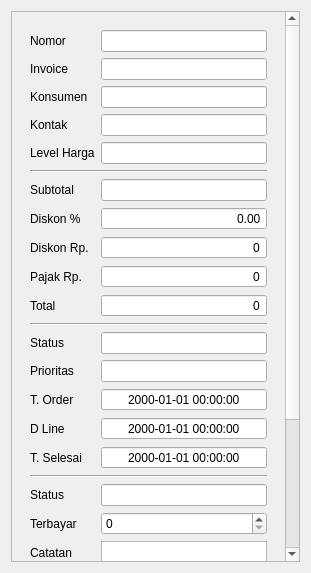
First picture: the form in src/dialogs/orderdialog.ui, repository AyahnaSyahid/LazyMins, before the edit.
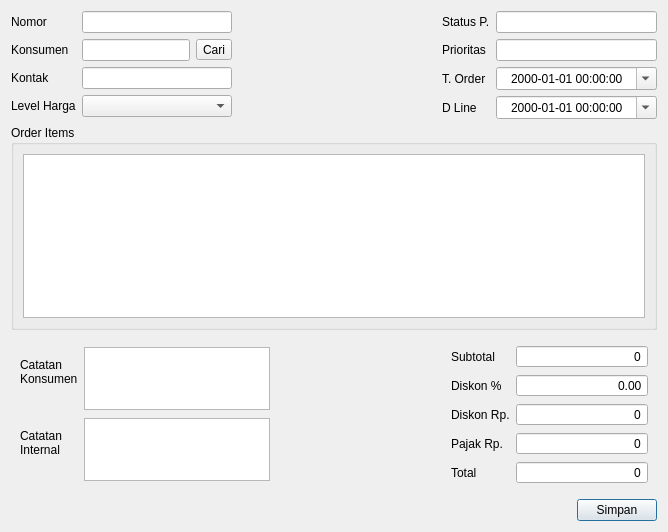
Second picture: the form after the edit. Custom widgets are drawn as their Qt base class.

Diff of the .ui file:
```diff
--- a/src/dialogs/orderdialog.ui
+++ b/src/dialogs/orderdialog.ui
@@ -6,31 +6,17 @@
    <rect>
     <x>0</x>
     <y>0</y>
-    <width>311</width>
-    <height>573</height>
+    <width>668</width>
+    <height>532</height>
    </rect>
   </property>
   <property name="windowTitle">
    <string>Form Order</string>
   </property>
-  <layout class="QVBoxLayout" name="verticalLayout">
+  <layout class="QVBoxLayout" name="verticalLayout" stretch="0,1,0,0">
    <item>
-    <widget class="QScrollArea" name="scrollArea">
-     <property name="widgetResizable">
-      <bool>true</bool>
-     </property>
-     <widget class="QWidget" name="scrollAreaWidgetContents">
-      <property name="geometry">
-       <rect>
-        <x>0</x>
-        <y>-156</y>
-        <width>274</width>
-        <height>709</height>
-       </rect>
-      </property>
-      <layout class="QHBoxLayout" name="horizontalLayout">
+    <layout class="QHBoxLayout" name="horizontalLayout_4">
        <item>
-        <widget class="QWidget" name="formWidget" native="true">
          <layout class="QFormLayout" name="formLayout">
           <item row="0" column="0">
            <widget class="QLabel" name="nomorLabel">
@@ -40,168 +26,117 @@
            </widget>
           </item>
           <item row="0" column="1">
-           <widget class="QLineEdit" name="orderNumberLineEdit"/>
-          </item>
-          <item row="1" column="0">
-           <widget class="QLabel" name="invoiceLabel">
-            <property name="text">
-             <string>Invoice</string>
+        <widget class="QLineEdit" name="orderNumberLineEdit">
+         <property name="readOnly">
+          <bool>false</bool>
             </property>
            </widget>
           </item>
-          <item row="1" column="1">
-           <widget class="QLineEdit" name="invoiceNumberLine"/>
-          </item>
-          <item row="2" column="0">
+       <item row="1" column="0">
            <widget class="QLabel" name="konsumenLabel">
             <property name="text">
              <string>Konsumen</string>
             </property>
            </widget>
           </item>
-          <item row="2" column="1">
-           <widget class="QLineEdit" name="konsumenLineEdit"/>
-          </item>
-          <item row="3" column="0">
+       <item row="2" column="0">
            <widget class="QLabel" name="kontakLabel">
             <property name="text">
              <string>Kontak</string>
             </property>
            </widget>
           </item>
-          <item row="3" column="1">
+       <item row="2" column="1">
            <widget class="QLineEdit" name="kontakLineEdit"/>
           </item>
-          <item row="4" column="0">
+       <item row="3" column="0">
            <widget class="QLabel" name="levelLabel">
             <property name="text">
              <string>Level Harga</string>
             </property>
            </widget>
           </item>
-          <item row="4" column="1">
-           <widget class="QLineEdit" name="levelLineEdit"/>
-          </item>
-          <item row="5" column="0" colspan="2">
-           <widget class="Line" name="line">
-            <property name="orientation">
-             <enum>Qt::Orientation::Horizontal</enum>
-            </property>
-           </widget>
-          </item>
-          <item row="6" column="0">
-           <widget class="QLabel" name="subtotalLabel">
+       <item row="3" column="1">
+        <widget class="PriceLevelComboBox" name="priceLevelComboBox"/>
+       </item>
+       <item row="1" column="1">
+        <layout class="QHBoxLayout" name="horizontalLayout">
+         <item>
+          <widget class="QLineEdit" name="konsumenLineEdit"/>
+         </item>
+         <item>
+          <widget class="QToolButton" name="toolButton">
             <property name="text">
-             <string>Subtotal</string>
+            <string>Cari</string>
             </property>
            </widget>
           </item>
-          <item row="6" column="1">
-           <widget class="QLineEdit" name="subtotalLineEdit"/>
-          </item>
-          <item row="7" column="0">
-           <widget class="QLabel" name="diskonLabel">
-            <property name="text">
-             <string>Diskon %</string>
-            </property>
-           </widget>
-          </item>
-          <item row="7" column="1">
-           <widget class="QDoubleSpinBox" name="diskonDoubleSpinBox">
-            <property name="alignment">
-             <set>Qt::AlignmentFlag::AlignRight|Qt::AlignmentFlag::AlignTrailing|Qt::AlignmentFlag::AlignVCenter</set>
-            </property>
-            <property name="buttonSymbols">
-             <enum>QAbstractSpinBox::ButtonSymbols::NoButtons</enum>
-            </property>
-           </widget>
-          </item>
-          <item row="8" column="0">
-           <widget class="QLabel" name="diskonRpLabel">
-            <property name="text">
-             <string>Diskon Rp.</string>
-            </property>
-           </widget>
-          </item>
-          <item row="8" column="1">
-           <widget class="QSpinBox" name="diskonRpSpinBox">
-            <property name="alignment">
-             <set>Qt::AlignmentFlag::AlignRight|Qt::AlignmentFlag::AlignTrailing|Qt::AlignmentFlag::AlignVCenter</set>
-            </property>
-            <property name="buttonSymbols">
-             <enum>QAbstractSpinBox::ButtonSymbols::NoButtons</enum>
-            </property>
-           </widget>
-          </item>
-          <item row="9" column="0">
-           <widget class="QLabel" name="pajakRpLabel">
-            <property name="text">
-             <string>Pajak Rp.</string>
-            </property>
-           </widget>
-          </item>
-          <item row="9" column="1">
-           <widget class="QSpinBox" name="pajakRpSpinBox">
-            <property name="alignment">
-             <set>Qt::AlignmentFlag::AlignRight|Qt::AlignmentFlag::AlignTrailing|Qt::AlignmentFlag::AlignVCenter</set>
-            </property>
-            <property name="buttonSymbols">
-             <enum>QAbstractSpinBox::ButtonSymbols::NoButtons</enum>
-            </property>
-           </widget>
-          </item>
-          <item row="10" column="0">
-           <widget class="QLabel" name="totalLabel">
-            <property name="text">
-             <string>Total</string>
-            </property>
-           </widget>
-          </item>
-          <item row="10" column="1">
-           <widget class="QSpinBox" name="totalSpinBox">
-            <property name="alignment">
-             <set>Qt::AlignmentFlag::AlignRight|Qt::AlignmentFlag::AlignTrailing|Qt::AlignmentFlag::AlignVCenter</set>
-            </property>
-            <property name="buttonSymbols">
-             <enum>QAbstractSpinBox::ButtonSymbols::NoButtons</enum>
-            </property>
-           </widget>
-          </item>
-          <item row="11" column="0" colspan="2">
-           <widget class="Line" name="line_2">
-            <property name="orientation">
-             <enum>Qt::Orientation::Horizontal</enum>
-            </property>
-           </widget>
-          </item>
-          <item row="12" column="0">
+        </layout>
+       </item>
+      </layout>
+     </item>
+     <item>
+      <spacer name="horizontalSpacer">
+       <property name="orientation">
+        <enum>Qt::Orientation::Horizontal</enum>
+       </property>
+       <property name="sizeHint" stdset="0">
+        <size>
+         <width>40</width>
+         <height>20</height>
+        </size>
+       </property>
+      </spacer>
+     </item>
+     <item>
+      <widget class="QFrame" name="frame">
+       <property name="minimumSize">
+        <size>
+         <width>215</width>
+         <height>0</height>
+        </size>
+       </property>
+       <layout class="QFormLayout" name="formLayout_3">
+        <property name="leftMargin">
+         <number>0</number>
+        </property>
+        <property name="topMargin">
+         <number>0</number>
+        </property>
+        <property name="rightMargin">
+         <number>0</number>
+        </property>
+        <property name="bottomMargin">
+         <number>0</number>
+        </property>
+        <item row="0" column="0">
            <widget class="QLabel" name="statusLabel">
             <property name="text">
-             <string>Status</string>
+           <string>Status P.</string>
             </property>
            </widget>
           </item>
-          <item row="12" column="1">
+        <item row="0" column="1">
            <widget class="QLineEdit" name="statusLineEdit"/>
           </item>
-          <item row="13" column="0">
+        <item row="1" column="0">
            <widget class="QLabel" name="prioritasLabel">
             <property name="text">
              <string>Prioritas</string>
             </property>
            </widget>
           </item>
-          <item row="13" column="1">
+        <item row="1" column="1">
            <widget class="QLineEdit" name="prioritasLineEdit"/>
           </item>
-          <item row="14" column="0">
+        <item row="2" column="0">
            <widget class="QLabel" name="tOrderLabel">
             <property name="text">
              <string>T. Order</string>
             </property>
            </widget>
           </item>
-          <item row="14" column="1">
+        <item row="2" column="1">
            <widget class="QDateTimeEdit" name="tOrderDateTimeEdit">
             <property name="alignment">
              <set>Qt::AlignmentFlag::AlignCenter</set>
@@ -212,16 +147,19 @@
             <property name="displayFormat">
              <string>yyyy-MM-dd HH:mm:ss</string>
             </property>
-           </widget>
-          </item>
-          <item row="15" column="0">
+          <property name="calendarPopup">
+           <bool>true</bool>
+          </property>
+         </widget>
+        </item>
+        <item row="3" column="0">
            <widget class="QLabel" name="dLineLabel">
             <property name="text">
              <string>D Line</string>
             </property>
            </widget>
           </item>
-          <item row="15" column="1">
+        <item row="3" column="1">
            <widget class="QDateTimeEdit" name="dLineDateTimeEdit">
             <property name="alignment">
              <set>Qt::AlignmentFlag::AlignCenter</set>
@@ -232,73 +170,58 @@
             <property name="displayFormat">
              <string>yyyy-MM-dd HH:mm:ss</string>
             </property>
-           </widget>
-          </item>
-          <item row="16" column="0">
-           <widget class="QLabel" name="tSelesaiLabel">
-            <property name="text">
-             <string>T. Selesai</string>
+          <property name="calendarPopup">
+           <bool>true</bool>
             </property>
            </widget>
           </item>
-          <item row="16" column="1">
-           <widget class="QDateTimeEdit" name="tSelesaiDateTimeEdit">
-            <property name="alignment">
-             <set>Qt::AlignmentFlag::AlignCenter</set>
-            </property>
-            <property name="buttonSymbols">
-             <enum>QAbstractSpinBox::ButtonSymbols::NoButtons</enum>
-            </property>
-            <property name="displayFormat">
-             <string>yyyy-MM-dd HH:mm:ss</string>
-            </property>
-           </widget>
-          </item>
-          <item row="17" column="0" colspan="2">
-           <widget class="Line" name="line_3">
-            <property name="orientation">
-             <enum>Qt::Orientation::Horizontal</enum>
-            </property>
-           </widget>
-          </item>
-          <item row="18" column="0">
-           <widget class="QLabel" name="statusLabel_2">
-            <property name="text">
-             <string>Status</string>
-            </property>
-           </widget>
-          </item>
-          <item row="18" column="1">
-           <widget class="QLineEdit" name="statusLineEdit_2"/>
-          </item>
-          <item row="19" column="0">
-           <widget class="QLabel" name="terbayarLabel">
-            <property name="text">
-             <string>Terbayar</string>
-            </property>
-           </widget>
-          </item>
-          <item row="19" column="1">
-           <widget class="QSpinBox" name="terbayarSpinBox"/>
-          </item>
-          <item row="20" column="0">
+       </layout>
+      </widget>
+     </item>
+    </layout>
+   </item>
+   <item>
+    <widget class="QGroupBox" name="groupBox">
+     <property name="title">
+      <string>Order Items</string>
+     </property>
+     <layout class="QHBoxLayout" name="horizontalLayout_5">
+      <item>
+       <widget class="QTableView" name="orderItemView"/>
+      </item>
+     </layout>
+    </widget>
+   </item>
+   <item>
+    <layout class="QHBoxLayout" name="horizontalLayout_2">
+     <item>
+      <widget class="QWidget" name="widget" native="true">
+       <property name="maximumSize">
+        <size>
+         <width>268</width>
+         <height>16777215</height>
+        </size>
+       </property>
+       <layout class="QFormLayout" name="formLayout_4">
+        <item row="0" column="0">
            <widget class="QLabel" name="catatanLabel">
             <property name="text">
-             <string>Catatan</string>
+           <string>Catatan
+Konsumen</string>
             </property>
            </widget>
           </item>
-          <item row="20" column="1">
-           <widget class="QPlainTextEdit" name="plainTextEdit">
+        <item row="0" column="1">
+         <widget class="QPlainTextEdit" name="catatan1TextEdit">
             <property name="maximumSize">
              <size>
               <width>16777215</width>
-              <height>71</height>
+            <height>63</height>
              </size>
             </property>
            </widget>
           </item>
-          <item row="21" column="0">
+        <item row="1" column="0">
            <widget class="QLabel" name="catatanNInternalLabel">
             <property name="text">
              <string>Catatan
@@ -309,36 +232,159 @@
             </property>
            </widget>
           </item>
-          <item row="21" column="1">
-           <widget class="QPlainTextEdit" name="plainTextEdit_2">
+        <item row="1" column="1">
+         <widget class="QPlainTextEdit" name="catatan2TextEdit">
             <property name="maximumSize">
              <size>
               <width>16777215</width>
-              <height>71</height>
+            <height>63</height>
              </size>
             </property>
            </widget>
           </item>
-          <item row="22" column="0">
-           <widget class="QLabel" name="pembuatLabel">
+       </layout>
+      </widget>
+     </item>
+     <item>
+      <spacer name="horizontalSpacer_2">
+       <property name="orientation">
+        <enum>Qt::Orientation::Horizontal</enum>
+       </property>
+       <property name="sizeHint" stdset="0">
+        <size>
+         <width>40</width>
+         <height>20</height>
+        </size>
+       </property>
+      </spacer>
+     </item>
+     <item>
+      <widget class="QFrame" name="frame">
+       <property name="minimumSize">
+        <size>
+         <width>215</width>
+         <height>0</height>
+        </size>
+       </property>
+       <layout class="QFormLayout" name="formLayout_2">
+        <item row="0" column="0">
+         <widget class="QLabel" name="subtotalLabel">
             <property name="text">
-             <string>Pembuat
-Ubah</string>
+           <string>Subtotal</string>
             </property>
            </widget>
           </item>
-          <item row="22" column="1">
-           <widget class="QLineEdit" name="pembuatLineEdit"/>
-          </item>
+        <item row="0" column="1">
+         <widget class="QSpinBox" name="subtotalSpinBox">
+          <property name="alignment">
+           <set>Qt::AlignmentFlag::AlignRight|Qt::AlignmentFlag::AlignTrailing|Qt::AlignmentFlag::AlignVCenter</set>
+          </property>
+          <property name="readOnly">
+           <bool>true</bool>
+          </property>
+          <property name="buttonSymbols">
+           <enum>QAbstractSpinBox::ButtonSymbols::NoButtons</enum>
+          </property>
+          <property name="maximum">
+           <number>99999999</number>
+          </property>
+         </widget>
+        </item>
+        <item row="1" column="0">
+         <widget class="QLabel" name="diskonLabel">
+          <property name="text">
+           <string>Diskon %</string>
+          </property>
+         </widget>
+        </item>
+        <item row="1" column="1">
+         <widget class="QDoubleSpinBox" name="diskonDoubleSpinBox">
+          <property name="alignment">
+           <set>Qt::AlignmentFlag::AlignRight|Qt::AlignmentFlag::AlignTrailing|Qt::AlignmentFlag::AlignVCenter</set>
+          </property>
+          <property name="buttonSymbols">
+           <enum>QAbstractSpinBox::ButtonSymbols::NoButtons</enum>
+          </property>
+         </widget>
+        </item>
+        <item row="2" column="0">
+         <widget class="QLabel" name="diskonRpLabel">
+          <property name="text">
+           <string>Diskon Rp.</string>
+          </property>
+         </widget>
+        </item>
+        <item row="2" column="1">
+         <widget class="QSpinBox" name="diskonRpSpinBox">
+          <property name="alignment">
+           <set>Qt::AlignmentFlag::AlignRight|Qt::AlignmentFlag::AlignTrailing|Qt::AlignmentFlag::AlignVCenter</set>
+          </property>
+          <property name="buttonSymbols">
+           <enum>QAbstractSpinBox::ButtonSymbols::NoButtons</enum>
+          </property>
+         </widget>
+        </item>
+        <item row="3" column="0">
+         <widget class="QLabel" name="pajakRpLabel">
+          <property name="text">
+           <string>Pajak Rp.</string>
+          </property>
+         </widget>
+        </item>
+        <item row="3" column="1">
+         <widget class="QSpinBox" name="pajakRpSpinBox">
+          <property name="alignment">
+           <set>Qt::AlignmentFlag::AlignRight|Qt::AlignmentFlag::AlignTrailing|Qt::AlignmentFlag::AlignVCenter</set>
+          </property>
+          <property name="buttonSymbols">
+           <enum>QAbstractSpinBox::ButtonSymbols::NoButtons</enum>
+          </property>
+         </widget>
+        </item>
+        <item row="4" column="1">
+         <widget class="QSpinBox" name="totalSpinBox">
+          <property name="alignment">
+           <set>Qt::AlignmentFlag::AlignRight|Qt::AlignmentFlag::AlignTrailing|Qt::AlignmentFlag::AlignVCenter</set>
+          </property>
+          <property name="readOnly">
+           <bool>true</bool>
+          </property>
+          <property name="buttonSymbols">
+           <enum>QAbstractSpinBox::ButtonSymbols::NoButtons</enum>
+          </property>
+          <property name="maximum">
+           <number>99999999</number>
+          </property>
+         </widget>
+        </item>
+        <item row="4" column="0">
+         <widget class="QLabel" name="totalLabel">
+          <property name="text">
+           <string>Total</string>
+          </property>
+         </widget>
+        </item>
          </layout>
         </widget>
        </item>
       </layout>
-     </widget>
-    </widget>
+   </item>
+   <item alignment="Qt::AlignmentFlag::AlignRight">
+    <widget class="QPushButton" name="simpanButton">
+     <property name="text">
+      <string>Simpan</string>
+     </property>
+    </widget>
    </item>
   </layout>
  </widget>
+ <customwidgets>
+  <customwidget>
+   <class>PriceLevelComboBox</class>
+   <extends>QComboBox</extends>
+   <header>src/customs/pricelevelcombobox.h</header>
+  </customwidget>
+ </customwidgets>
  <resources/>
  <connections/>
 </ui>
```
Left out of the diff: 3 changed lines with no effect on the pictures. Lines whose indentation alone changed are shown as unchanged.
